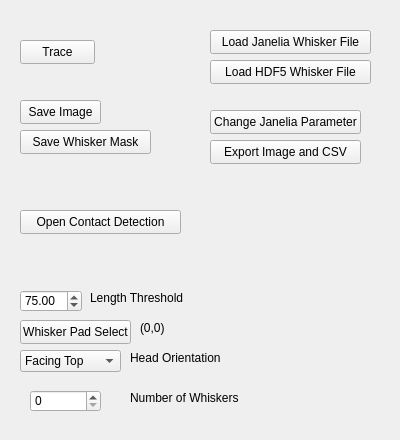
Above: src/WhiskerToolbox/Whisker_Widget/Whisker_Widget.ui from paulmthompson/WhiskerToolbox before the change. Below: the same form after it.
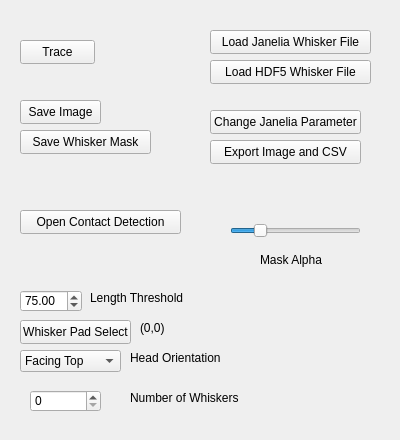
That is the form after the change.

Commit message: add mask alpha adjustment

The edit to the form file:
```diff
--- a/src/WhiskerToolbox/Whisker_Widget/Whisker_Widget.ui
+++ b/src/WhiskerToolbox/Whisker_Widget/Whisker_Widget.ui
@@ -247,6 +247,38 @@
     <string>Load HDF5 Whisker File</string>
    </property>
   </widget>
+  <widget class="QSlider" name="mask_alpha_slider">
+   <property name="geometry">
+    <rect>
+     <x>230</x>
+     <y>220</y>
+     <width>131</width>
+     <height>22</height>
+    </rect>
+   </property>
+   <property name="maximum">
+    <number>255</number>
+   </property>
+   <property name="value">
+    <number>50</number>
+   </property>
+   <property name="orientation">
+    <enum>Qt::Horizontal</enum>
+   </property>
+  </widget>
+  <widget class="QLabel" name="label_4">
+   <property name="geometry">
+    <rect>
+     <x>260</x>
+     <y>250</y>
+     <width>71</width>
+     <height>20</height>
+    </rect>
+   </property>
+   <property name="text">
+    <string>Mask Alpha</string>
+   </property>
+  </widget>
  </widget>
  <resources/>
  <connections/>
```
The commit also changes 4 other files.
